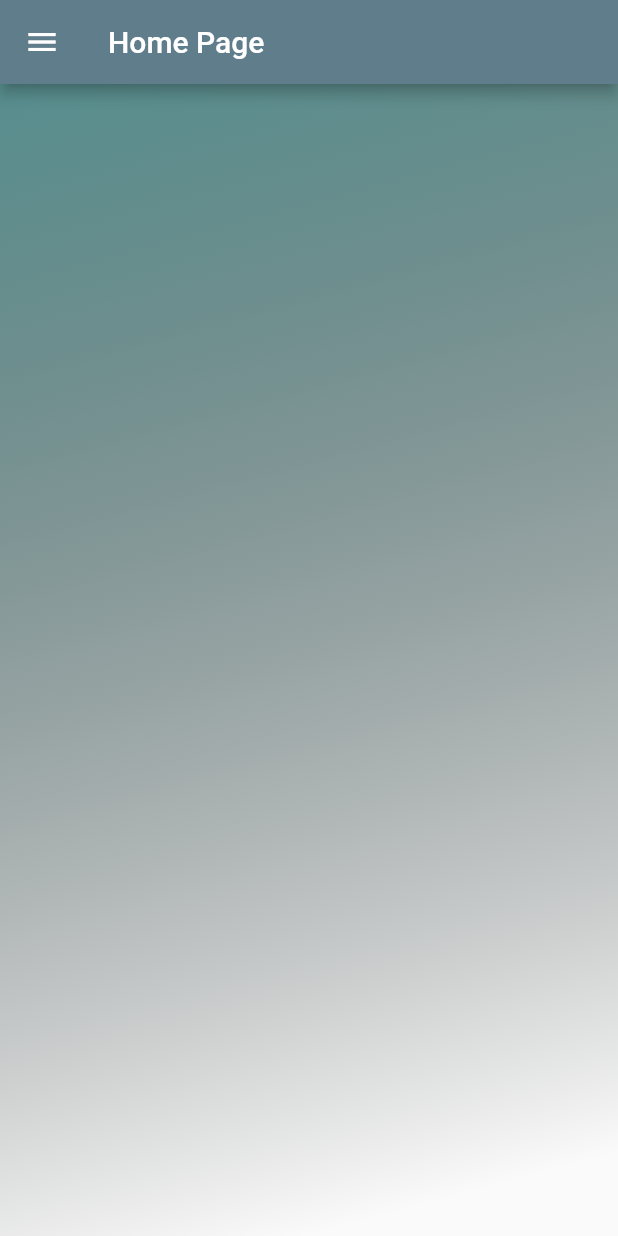
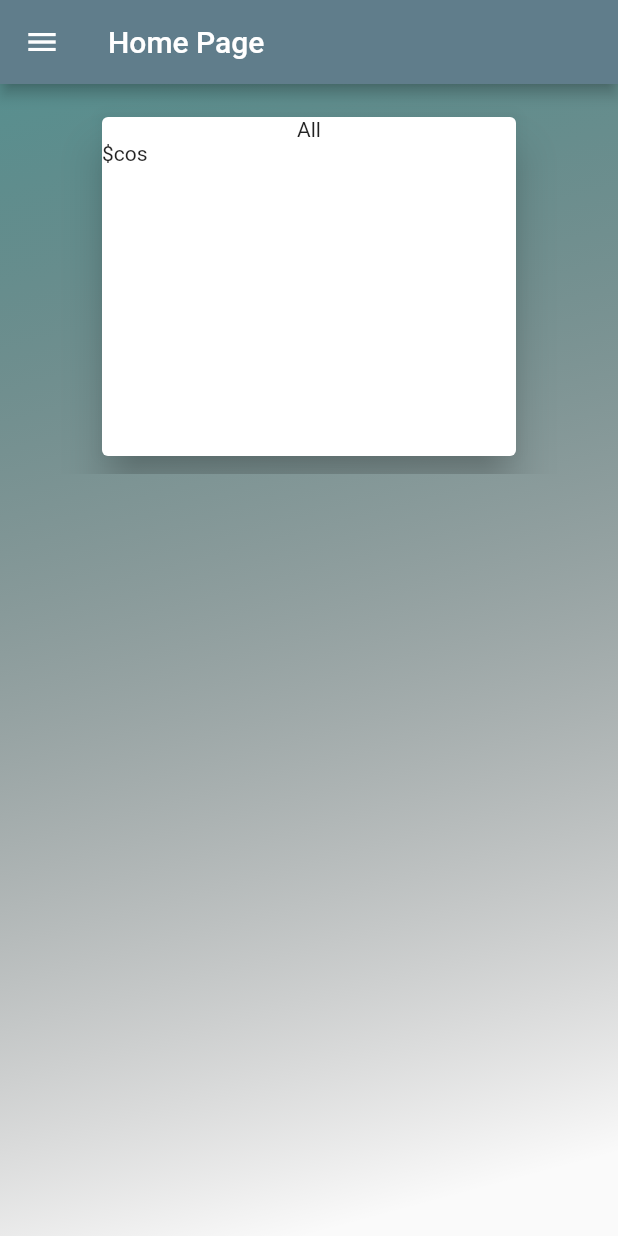
Before and after one commit to RealXSkull/Pc-Builder, a Flutter app: the screen it shows once a user with an empty profile is signed in, on a phone screen of 412 x 824 dp. Run offline on Flutter 3.47's test engine with Material 2 defaults, Android fonts, the phone set to English and light mode, and no system bars; drawn by our look-alikes of scroll_snap_list; our stand-ins replace firebase_auth, firebase_core, firebase_database, firebase_storage, fluttertoast, image_picker; accounts and stored records are empty.

Commit message:
cards started working

```diff
--- a/lib/MainMenu.dart
+++ b/lib/MainMenu.dart
@@ -1,4 +1,4 @@
-// ignore_for_file: prefer_const_constructors, prefer_const_literals_to_create_immutables, file_names, prefer_final_fields, unnecessary_new, use_key_in_widget_constructors, avoid_print, non_constant_identifier_names, sized_box_for_whitespace, must_call_super, unnecessary_import, depend_on_referenced_packages, unused_element, curly_braces_in_flow_control_structures
+// ignore_for_file: prefer_const_constructors, prefer_const_literals_to_create_immutables, file_names, prefer_final_fields, unnecessary_new, use_key_in_widget_constructors, avoid_print, non_constant_identifier_names, sized_box_for_whitespace, must_call_super, unnecessary_import, depend_on_referenced_packages, dead_code
 
 // import 'package:fyp/LoginScreen.dart';
 // import 'package:fluttertoast/fluttertoast.dart';
@@ -25,17 +25,41 @@ class MenuItem {
 }
 
 class _MainMenuState extends State<MainMenu> {
-  List<int> categories = [10, 9, 8, 7, 6, 5, 4, 3, 2, 1];
+  List<int> data = [10, 9, 8, 7, 6, 5, 4, 3, 2, 1];
+  Widget builditemlist(BuildContext context, int index) {
+    return SizedBox(
+      width: 300,
+      height: 250,
+      child: Card(
+        margin: EdgeInsets.all(12),
+        elevation: 12,
+        child: ClipRRect(
+          borderRadius: BorderRadius.all(Radius.circular(10)),
+          child: Column(
+            children: [
+              Text('All'),
+              Row(
+                mainAxisAlignment: MainAxisAlignment.spaceBetween,
+                children: [
+                  Text('\$cos'),
+                ],
+              )
+              // Image.asset(categories[iconpath])
+            ],
+          ),
+        ),
+      ),
+    );
+  }
 
-  // List<Map> categories = [
-  //   {'Name': 'All', 'iconpath': 'assets/icons/all_icon.jpg'},
-  //   {'Name': 'Ram', 'iconpath': 'assets/icons/all_icon.png'},
-  //   // {'Name': 'PSU', 'iconpath': 'assets/icons/all_icon.png'},
-  //   // {'Name': 'GPU', 'iconpath': 'assets/icons/all_icon.png'},
-  //   // {'Name': 'Processor', 'iconpath': 'assets/icons/all_icon.png'},
-  //   // {'Name': 'Storage', 'iconpath': 'assets/icons/all_icon.png'},
-  // ];
-
+  List<Map> categories = [
+    {'Name': 'All', 'iconpath': 'assets/icons/all_icon.jpg'},
+    {'Name': 'Ram', 'iconpath': 'assets/icons/all_icon.png'},
+    // {'Name': 'PSU', 'iconpath': 'assets/icons/all_icon.png'},
+    // {'Name': 'GPU', 'iconpath': 'assets/icons/all_icon.png'},
+    // {'Name': 'Processor', 'iconpath': 'assets/icons/all_icon.png'},
+    // {'Name': 'Storage', 'iconpath': 'assets/icons/all_icon.png'},
+  ];
   // @override
   // Widget _appBarTitle;
   // Color _appBarBackgroundColor;
@@ -55,30 +79,29 @@ class _MainMenuState extends State<MainMenu> {
   int maxLength = 11;
   String contactno = "";
   bool obscureTextt = true;
-
-  Widget _categoryCards(BuildContext context, int index) {
-    if (index == categories.length)
-      return Center(
-        child: CircularProgressIndicator(),
-      );
-    return Container(
-      width: 150,
-      child: Column(
-        children: [
-          Container(
-            color: Colors.deepOrangeAccent,
-            width: 150,
-            child: Center(
-              child: Text(
-                '${categories[index]}',
-                style: TextStyle(fontSize: 30.0),
-              ),
-            ),
-          )
-        ],
-      ),
-    );
-  }
+  // Widget _categoryCards(BuildContext context, int index) {
+  //   if (index == categories.length)
+  //     return Center(
+  //       child: CircularProgressIndicator(),
+  //     );
+  //   return Container(
+  //     width: 150,
+  //     child: Column(
+  //       children: [
+  //         Container(
+  //           color: Colors.deepOrangeAccent,
+  //           width: 150,
+  //           child: Center(
+  //             child: Text(
+  //               '${categories[index]}',
+  //               style: TextStyle(fontSize: 30.0),
+  //             ),
+  //           ),
+  //         )
+  //       ],
+  //     ),
+  //   );
+  // }
 
   @override
   Widget build(BuildContext context) {
@@ -108,62 +131,18 @@ class _MainMenuState extends State<MainMenu> {
               child: SingleChildScrollView(
                 physics: AlwaysScrollableScrollPhysics(),
                 padding: EdgeInsets.symmetric(horizontal: 30, vertical: 10),
-                child: Column(
-                  mainAxisAlignment: MainAxisAlignment.center,
-                  children: <Widget>[
-                    // Expanded(
-                    //   child: ScrollSnapList(
-                    //     itemBuilder: _categoryCards,
-                    //     itemSize: 150,
-                    //     dynamicItemSize: true,
-                    //     onReachEnd: () {
-                    //       print('Done');
-                    //     },
-                    //     itemCount: categories.length,
-                    //     onItemFocus: (int index) {},
-                    //   ),
-                    // )
-
-                    // Text(
-                    //   "Categories",
-                    //   style: TextStyle(fontSize: 24),
-                    //   textAlign: TextAlign.left,
-                    // ),
-                    // Container(
-                    //   height: 150,
-                    //   child: ListView.builder(
-                    //       scrollDirection: Axis.horizontal,
-                    //       itemCount: categories.length,
-                    //       itemBuilder: (context, index) {
-                    //         return Container(
-                    //           child: Column(children: [
-                    //             Container(
-                    //               padding: EdgeInsets.all(10),
-                    //               margin: EdgeInsets.only(left: 20),
-                    //               decoration: BoxDecoration(
-                    //                   color: Colors.orange,
-                    //                   borderRadius: BorderRadius.circular(10)),
-                    //               child: Image.asset(
-                    //                 categories[index]['iconpath'],
-                    //                 height: 100,
-                    //                 width: 100,
-                    //               ),
-                    //             ),
-                    //             SizedBox(
-                    //               height: 20,
-                    //             ),
-                    //             Text(
-                    //               categories[index]['name'],
-                    //               style: TextStyle(
-                    //                 color: Colors.white,
-                    //               ),
-                    //               textAlign: TextAlign.center,
-                    //             )
-                    //           ]),
-                    //         );
-                    //       }),
-                    // )
-                  ],
+                child: SizedBox(
+                  height: 250,
+                  child: ScrollSnapList(
+                    itemBuilder: builditemlist,
+                    itemSize: 300,
+                    dynamicItemSize: true,
+                    onReachEnd: () {
+                      print('Done');
+                    },
+                    itemCount: data.length,
+                    onItemFocus: (index) {},
+                  ),
                 ),
               ),
             ),
```
